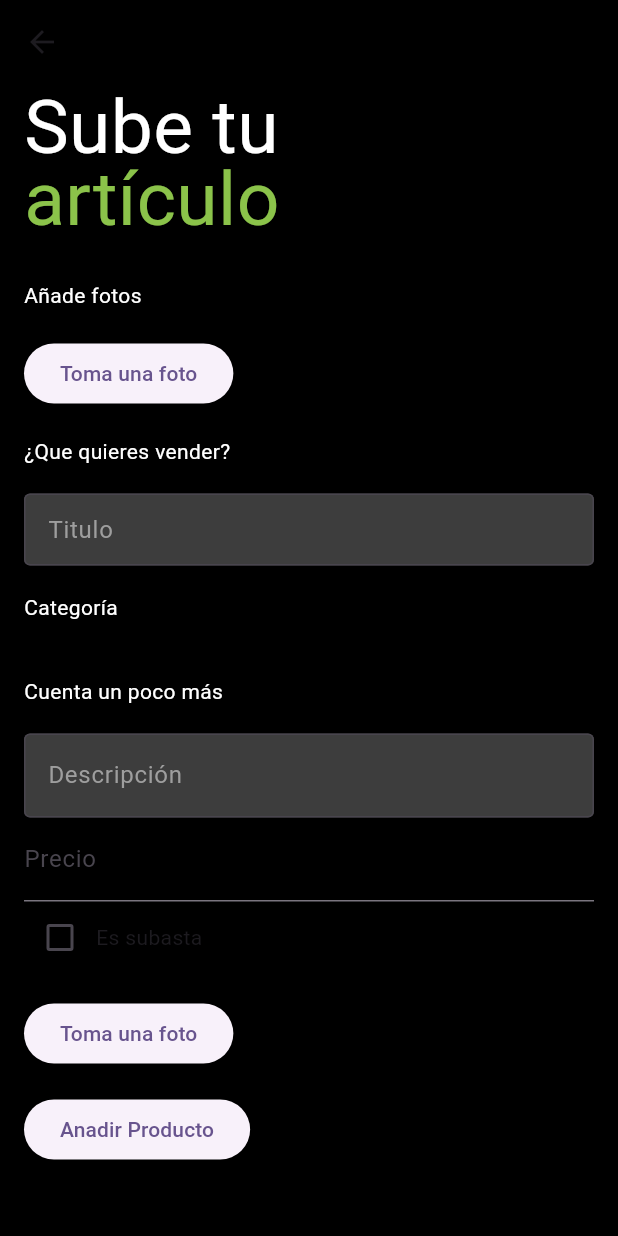
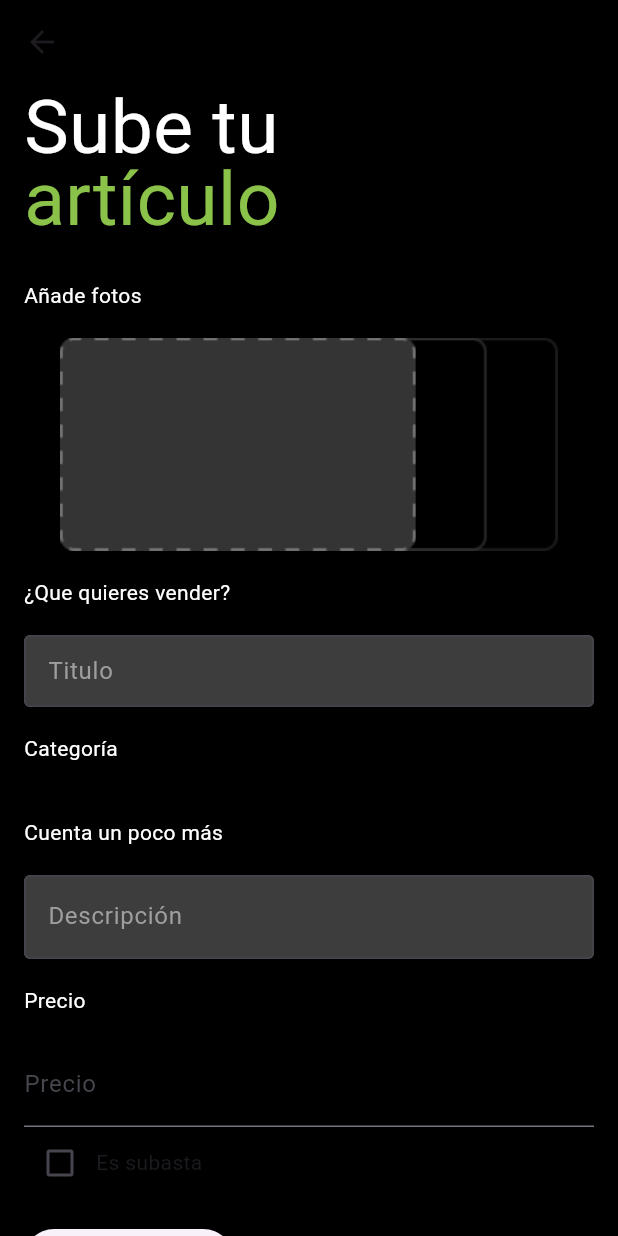
Before and after one commit to grecomatteo/CollectifyApp, a Flutter app: the VentanaAnadirProducto screen opened directly, on a phone screen of 412 x 824 dp. Run offline on Flutter 3.47's test engine with Material 2 defaults, Android fonts, the phone set to English and light mode, and no system bars; our stand-ins replace flutter_local_notifications, image_picker, share_plus; missing offline and left inert: mysql1, uni_links3, workmanager; accounts and stored records are empty.

Commit message:
UI añadir producto WIP otra vez

```diff
--- a/lib/VentanaAnadirProducto.dart
+++ b/lib/VentanaAnadirProducto.dart
@@ -27,8 +27,9 @@ class VentanaAnadirProducto extends StatelessWidget {
       appBar: AppBar(
         backgroundColor: Colors.black,
       ),
-      body: AddProductForm(),
+      body: SingleChildScrollView(child: AddProductForm()),
       backgroundColor: Colors.black,
+      resizeToAvoidBottomInset: false,
     );
   }
 }
@@ -92,8 +93,13 @@ class _AddProductFormState extends State<AddProductForm> {
                   _imageTaken = true;
                 });
               }
+
             },
-            child: Text('Toma una foto'),
+              style: ElevatedButton.styleFrom(
+                  backgroundColor: Colors.transparent
+              ),
+
+            child: Image(image: AssetImage('lib/assets/Group_277.png')),
           ),
           Text(
             '¿Que quieres vender?',
@@ -143,6 +149,13 @@ class _AddProductFormState extends State<AddProductForm> {
                     color: Colors.grey
                 )
             ),
+          ),
+          Text(
+              'Precio',
+              style: const TextStyle(
+                  color: Colors.white,
+                  height: 4
+              )
           ),
           if(esSubasta)
             TextFormField(
--- a/pubspec.yaml
+++ b/pubspec.yaml
@@ -65,6 +65,7 @@ flutter:
   # the material Icons class.
   uses-material-design: true
   assets:
+    - lib/assets/Group_277.png
     - lib/assets/productos/
   # To add assets to your application, add an assets section, like this:
   # assets:
```
Also changed, not shown: lib/assets/Group_277.png (added).
